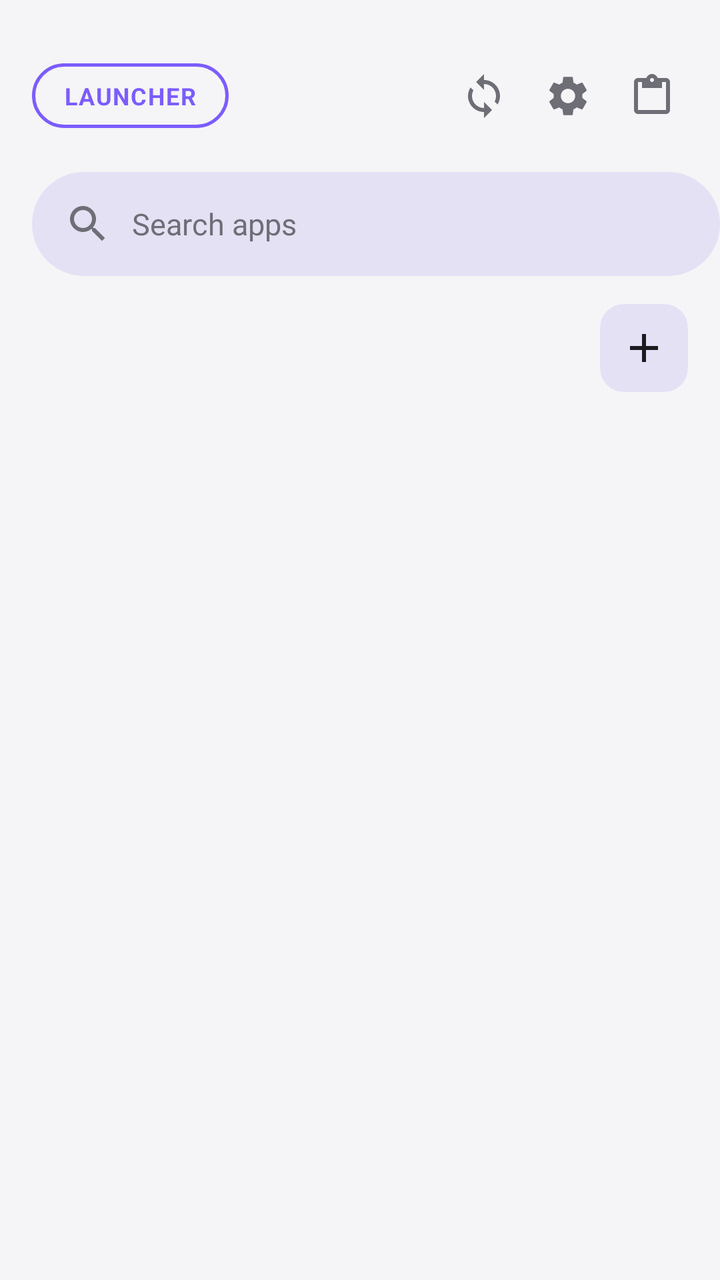
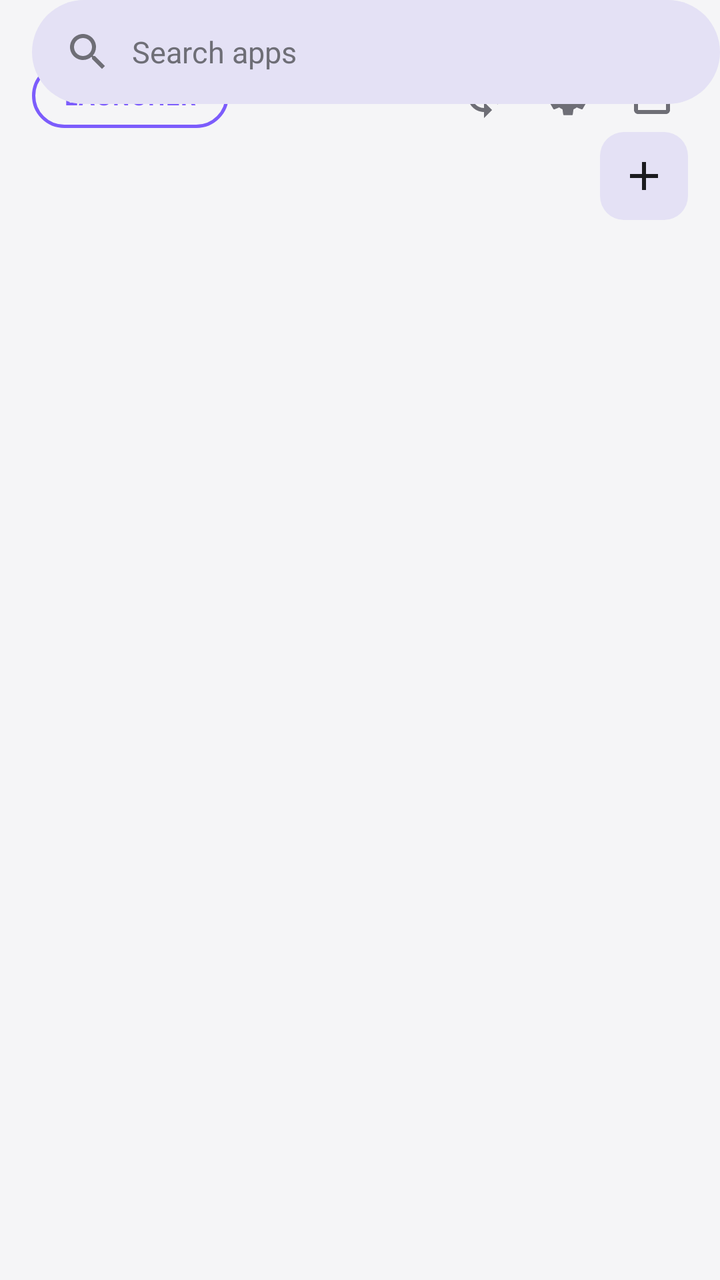

Screens rendered from an Android XML layout before and after an edit, with the pre-edit source and the edit as a unified diff.
<!-- AndroidManifest.xml: activity theme Theme.DevBayLauncher -->
<!-- res/layout/activity_main.xml -->
<?xml version="1.0" encoding="utf-8"?>
<androidx.constraintlayout.widget.ConstraintLayout xmlns:android="http://schemas.android.com/apk/res/android"
    xmlns:app="http://schemas.android.com/apk/res-auto"
    xmlns:tools="http://schemas.android.com/tools"
    android:layout_width="match_parent"
    android:layout_height="match_parent"
    android:background="@color/launcher_background"
    android:fitsSystemWindows="true">

    <FrameLayout
        android:id="@+id/gestureZone"
        android:layout_width="match_parent"
        android:layout_height="wrap_content"
        android:minHeight="64dp"
        app:layout_constraintTop_toTopOf="parent"
        app:layout_constraintStart_toStartOf="parent"
        app:layout_constraintEnd_toEndOf="parent">

        <TextView
            android:id="@+id/launcherSwitchButton"
            android:layout_width="wrap_content"
            android:layout_height="wrap_content"
            android:layout_gravity="start|center_vertical"
            android:layout_marginTop="16dp"
            android:layout_marginStart="16dp"
            android:background="@drawable/bg_launcher_pill"
            android:paddingStart="16dp"
            android:paddingEnd="16dp"
            android:paddingTop="8dp"
            android:paddingBottom="8dp"
            android:text="@string/launcher_button_label"
            android:textColor="@color/accent_primary"
            android:textSize="12sp"
            android:textStyle="bold"
            android:letterSpacing="0.05" />

        <ImageView
            android:id="@+id/headerLogo"
            android:layout_width="32dp"
            android:layout_height="32dp"
            android:layout_gravity="center"
            android:layout_marginTop="16dp"
            android:src="@drawable/ic_launcher_foreground"
            android:contentDescription="@null" />

        <LinearLayout
            android:layout_width="wrap_content"
            android:layout_height="wrap_content"
            android:layout_gravity="end|center_vertical"
            android:layout_marginTop="16dp"
            android:layout_marginEnd="16dp"
            android:orientation="horizontal">

            <ImageButton
                android:id="@+id/resetButton"
                android:layout_width="36dp"
                android:layout_height="36dp"
                android:layout_marginEnd="6dp"
                android:background="?attr/selectableItemBackgroundBorderless"
                android:src="@drawable/ic_reset"
                app:tint="@color/launcher_text_secondary"
                android:contentDescription="@null" />

            <ImageButton
                android:id="@+id/settingsButton"
                android:layout_width="36dp"
                android:layout_height="36dp"
                android:layout_marginEnd="6dp"
                android:background="?attr/selectableItemBackgroundBorderless"
                android:src="@drawable/ic_developer_settings"
                app:tint="@color/launcher_text_secondary"
                android:contentDescription="@null" />

            <ImageButton
                android:id="@+id/clipboardButton"
                android:layout_width="36dp"
                android:layout_height="36dp"
                android:background="?attr/selectableItemBackgroundBorderless"
                android:src="@drawable/ic_clipboard"
                app:tint="@color/launcher_text_secondary"
                android:contentDescription="@null" />

        </LinearLayout>

    </FrameLayout>

    <androidx.recyclerview.widget.RecyclerView
        android:id="@+id/quickToggleRow"
        android:layout_width="match_parent"
        android:layout_height="wrap_content"
        android:layout_marginTop="8dp"
        android:paddingStart="12dp"
        android:paddingEnd="12dp"
        android:clipToPadding="false"
        tools:listitem="@layout/item_quick_toggle"
        app:layout_constraintTop_toBottomOf="@id/gestureZone"
        app:layout_constraintStart_toStartOf="parent"
        app:layout_constraintEnd_toEndOf="parent" />

    <EditText
        android:id="@+id/searchInput"
        android:layout_width="0dp"
        android:layout_height="52dp"
        android:layout_marginTop="14dp"
        android:layout_marginStart="16dp"
        android:background="@drawable/bg_search_pill"
        android:drawableStart="@drawable/ic_search"
        android:drawableTint="@color/launcher_text_secondary"
        android:drawablePadding="10dp"
        android:paddingStart="16dp"
        android:paddingEnd="16dp"
        android:gravity="center_vertical"
        android:hint="@string/search_apps_hint"
        android:textColorHint="@color/launcher_text_secondary"
        android:textColor="@color/launcher_text_primary"
        android:textSize="15sp"
        android:singleLine="true"
        android:inputType="text|textNoSuggestions"
        android:imeOptions="actionSearch"
        android:maxLines="1"
        app:layout_constraintTop_toBottomOf="@id/quickToggleRow"
        app:layout_constraintStart_toStartOf="parent"
        app:layout_constraintEnd_toStartOf="@id/vaultBiometricButton" />

    <ImageButton
        android:id="@+id/vaultBiometricButton"
        android:layout_width="44dp"
        android:layout_height="44dp"
        android:layout_marginStart="8dp"
        android:layout_marginEnd="16dp"
        android:background="@drawable/bg_add_widget_button"
        android:src="@drawable/ic_fingerprint"
        app:tint="@color/launcher_text_primary"
        android:visibility="gone"
        android:contentDescription="@null"
        app:layout_constraintTop_toTopOf="@id/searchInput"
        app:layout_constraintBottom_toBottomOf="@id/searchInput"
        app:layout_constraintEnd_toEndOf="parent" />

    <LinearLayout
        android:id="@+id/recentAppsSection"
        android:layout_width="0dp"
        android:layout_height="wrap_content"
        android:orientation="vertical"
        android:layout_marginTop="16dp"
        android:layout_marginStart="16dp"
        android:layout_marginEnd="16dp"
        android:visibility="gone"
        app:layout_constraintTop_toBottomOf="@id/searchInput"
        app:layout_constraintStart_toStartOf="parent"
        app:layout_constraintEnd_toEndOf="parent">

        <LinearLayout
            android:layout_width="match_parent"
            android:layout_height="wrap_content"
            android:orientation="horizontal"
            android:gravity="center_vertical">

            <TextView
                android:id="@+id/recentAppsLabel"
                android:layout_width="0dp"
                android:layout_height="wrap_content"
                android:layout_weight="1"
                android:text="@string/recent_apps_label"
                android:textColor="@color/launcher_text_secondary"
                android:textSize="12sp"
                android:textStyle="bold"
                android:letterSpacing="0.05" />

            <TextView
                android:id="@+id/clearRecentButton"
                android:layout_width="wrap_content"
                android:layout_height="wrap_content"
                android:text="@string/action_clear"
                android:textColor="@color/accent_primary"
                android:textSize="12sp"
                android:textStyle="bold"
                android:background="?attr/selectableItemBackground"
                android:paddingStart="8dp"
                android:paddingEnd="8dp"
                android:paddingTop="4dp"
                android:paddingBottom="4dp" />

        </LinearLayout>

        <androidx.recyclerview.widget.RecyclerView
            android:id="@+id/recentAppsRow"
            android:layout_width="match_parent"
            android:layout_height="wrap_content"
            android:layout_marginTop="6dp"
            android:clipToPadding="false"
            tools:listitem="@layout/item_recent_app" />

    </LinearLayout>

    <LinearLayout
        android:id="@+id/githubSection"
        android:layout_width="0dp"
        android:layout_height="wrap_content"
        android:orientation="vertical"
        android:layout_marginTop="14dp"
        android:layout_marginStart="16dp"
        android:layout_marginEnd="16dp"
        android:visibility="gone"
        app:layout_constraintTop_toBottomOf="@id/recentAppsSection"
        app:layout_constraintStart_toStartOf="parent"
        app:layout_constraintEnd_toEndOf="parent">

        <TextView
            android:layout_width="match_parent"
            android:layout_height="wrap_content"
            android:text="@string/github_section_label"
            android:textColor="@color/launcher_text_secondary"
            android:textSize="12sp"
            android:textStyle="bold"
            android:letterSpacing="0.05" />

        <androidx.recyclerview.widget.RecyclerView
            android:id="@+id/githubRepoRow"
            android:layout_width="match_parent"
            android:layout_height="wrap_content"
            android:layout_marginTop="6dp"
            android:clipToPadding="false"
            tools:listitem="@layout/item_github_repo_home" />

    </LinearLayout>

    <LinearLayout
        android:id="@+id/widgetRow"
        android:layout_width="0dp"
        android:layout_height="wrap_content"
        android:orientation="horizontal"
        android:gravity="center_vertical"
        android:layout_marginTop="14dp"
        android:layout_marginStart="16dp"
        android:layout_marginEnd="16dp"
        app:layout_constraintTop_toBottomOf="@id/githubSection"
        app:layout_constraintStart_toStartOf="parent"
        app:layout_constraintEnd_toEndOf="parent">

        <HorizontalScrollView
            android:layout_width="0dp"
            android:layout_height="wrap_content"
            android:layout_weight="1"
            android:scrollbars="none">

            <LinearLayout
                android:id="@+id/widgetStrip"
                android:layout_width="wrap_content"
                android:layout_height="wrap_content"
                android:orientation="horizontal" />

        </HorizontalScrollView>

        <ImageButton
            android:id="@+id/addWidgetButton"
            android:layout_width="44dp"
            android:layout_height="44dp"
            android:layout_marginStart="8dp"
            android:background="@drawable/bg_add_widget_button"
            android:src="@drawable/ic_add"
            app:tint="@color/launcher_text_primary"
            android:contentDescription="@null" />

    </LinearLayout>

    <TextView
        android:id="@+id/emptyState"
        android:layout_width="wrap_content"
        android:layout_height="wrap_content"
        android:text="@string/no_apps_found"
        android:textColor="@color/launcher_text_secondary"
        android:textSize="16sp"
        android:visibility="gone"
        app:layout_constraintTop_toBottomOf="@id/widgetRow"
        app:layout_constraintBottom_toBottomOf="parent"
        app:layout_constraintStart_toStartOf="parent"
        app:layout_constraintEnd_toEndOf="parent" />

    <androidx.recyclerview.widget.RecyclerView
        android:id="@+id/appGrid"
        android:layout_width="match_parent"
        android:layout_height="0dp"
        android:paddingTop="8dp"
        android:paddingStart="12dp"
        android:paddingEnd="12dp"
        android:paddingBottom="24dp"
        android:clipToPadding="false"
        android:scrollbars="vertical"
        tools:listitem="@layout/item_app"
        app:layout_constraintTop_toBottomOf="@id/widgetRow"
        app:layout_constraintBottom_toBottomOf="parent"
        app:layout_constraintStart_toStartOf="parent"
        app:layout_constraintEnd_toEndOf="parent" />

</androidx.constraintlayout.widget.ConstraintLayout>
<!-- res/layout/item_quick_toggle.xml (included above) -->
<?xml version="1.0" encoding="utf-8"?>
<LinearLayout xmlns:android="http://schemas.android.com/apk/res/android"
    xmlns:app="http://schemas.android.com/apk/res-auto"
    android:layout_width="76dp"
    android:layout_height="wrap_content"
    android:orientation="vertical"
    android:gravity="center"
    android:paddingTop="4dp"
    android:paddingBottom="4dp"
    android:background="?attr/selectableItemBackgroundBorderless"
    android:clickable="true"
    android:focusable="true">

    <FrameLayout
        android:layout_width="48dp"
        android:layout_height="48dp">

        <View
            android:id="@+id/chipCircle"
            android:layout_width="match_parent"
            android:layout_height="match_parent"
            android:background="@drawable/bg_chip_circle" />

        <ImageView
            android:id="@+id/chipIcon"
            android:layout_width="22dp"
            android:layout_height="22dp"
            android:layout_gravity="center"
            app:tint="@color/launcher_text_primary"
            android:contentDescription="@null" />

    </FrameLayout>

    <TextView
        android:id="@+id/chipLabel"
        android:layout_width="match_parent"
        android:layout_height="wrap_content"
        android:layout_marginTop="6dp"
        android:gravity="center"
        android:maxLines="2"
        android:ellipsize="end"
        android:textColor="@color/launcher_text_secondary"
        android:textSize="10sp" />

</LinearLayout>
<!-- res/layout/item_recent_app.xml (included above) -->
<?xml version="1.0" encoding="utf-8"?>
<FrameLayout xmlns:android="http://schemas.android.com/apk/res/android"
    android:layout_width="52dp"
    android:layout_height="52dp"
    android:layout_marginEnd="10dp"
    android:background="@drawable/bg_recent_icon"
    android:foreground="?attr/selectableItemBackgroundBorderless"
    android:clickable="true"
    android:focusable="true">

    <ImageView
        android:id="@+id/recentAppIcon"
        android:layout_width="36dp"
        android:layout_height="36dp"
        android:layout_gravity="center"
        android:contentDescription="@null" />

</FrameLayout>
<!-- res/layout/item_github_repo_home.xml (included above) -->
<?xml version="1.0" encoding="utf-8"?>
<LinearLayout xmlns:android="http://schemas.android.com/apk/res/android"
    xmlns:app="http://schemas.android.com/apk/res-auto"
    android:layout_width="wrap_content"
    android:layout_height="wrap_content"
    android:orientation="horizontal"
    android:gravity="center_vertical"
    android:layout_marginEnd="8dp"
    android:background="@drawable/bg_settings_card"
    android:paddingStart="12dp"
    android:paddingEnd="12dp"
    android:paddingTop="8dp"
    android:paddingBottom="8dp">

    <ImageView
        android:layout_width="16dp"
        android:layout_height="16dp"
        android:src="@drawable/ic_github"
        app:tint="@color/launcher_text_primary"
        android:contentDescription="@null" />

    <TextView
        android:id="@+id/repoHomeName"
        android:layout_width="wrap_content"
        android:layout_height="wrap_content"
        android:layout_marginStart="6dp"
        android:textColor="@color/launcher_text_primary"
        android:textSize="12sp"
        android:maxWidth="120dp"
        android:maxLines="1"
        android:ellipsize="end" />

    <TextView
        android:id="@+id/repoHomeCount"
        android:layout_width="wrap_content"
        android:layout_height="wrap_content"
        android:layout_marginStart="6dp"
        android:background="@drawable/bg_badge_circle"
        android:paddingStart="6dp"
        android:paddingEnd="6dp"
        android:paddingTop="2dp"
        android:paddingBottom="2dp"
        android:textColor="#FFFFFF"
        android:textSize="10sp"
        android:textStyle="bold" />

</LinearLayout>
<!-- res/layout/item_app.xml (included above) -->
<?xml version="1.0" encoding="utf-8"?>
<LinearLayout xmlns:android="http://schemas.android.com/apk/res/android"
    xmlns:tools="http://schemas.android.com/tools"
    android:layout_width="match_parent"
    android:layout_height="wrap_content"
    android:orientation="vertical"
    android:gravity="center"
    android:paddingTop="10dp"
    android:paddingBottom="10dp"
    android:background="?attr/selectableItemBackgroundBorderless"
    android:clickable="true"
    android:focusable="true">

    <FrameLayout
        android:layout_width="56dp"
        android:layout_height="56dp">

        <ImageView
            android:id="@+id/appIcon"
            android:layout_width="56dp"
            android:layout_height="56dp"
            android:contentDescription="@null" />

        <TextView
            android:id="@+id/appBadge"
            android:layout_width="wrap_content"
            android:layout_height="wrap_content"
            android:layout_gravity="top|end"
            android:minWidth="16dp"
            android:minHeight="16dp"
            android:background="@drawable/bg_badge_circle"
            android:gravity="center"
            android:includeFontPadding="false"
            android:paddingStart="3dp"
            android:paddingEnd="3dp"
            android:textColor="#FFFFFF"
            android:textSize="9sp"
            android:textStyle="bold"
            android:visibility="gone"
            tools:ignore="SmallSp" />

    </FrameLayout>

    <TextView
        android:id="@+id/appLabel"
        android:layout_width="match_parent"
        android:layout_height="wrap_content"
        android:layout_marginTop="6dp"
        android:gravity="center"
        android:maxLines="1"
        android:ellipsize="end"
        android:textColor="@color/launcher_text_primary"
        android:textSize="12sp" />

</LinearLayout>
<!-- resources referenced by this layout -->
<resources>
  <color name="accent_primary">#7C5CFC</color>
  <color name="launcher_background">#F5F5F7</color>
  <color name="launcher_text_primary">#1B1B1F</color>
  <color name="launcher_text_secondary">#6E6E76</color>
  <!-- drawable bg_add_widget_button (drawable) -->
  <?xml version="1.0" encoding="utf-8"?>
  <shape xmlns:android="http://schemas.android.com/apk/res/android" android:shape="rectangle">
      <solid android:color="@color/search_pill_background" />
      <corners android:radius="12dp" />
  </shape>
  <!-- drawable bg_badge_circle (drawable) -->
  <?xml version="1.0" encoding="utf-8"?>
  <shape xmlns:android="http://schemas.android.com/apk/res/android" android:shape="oval">
      <solid android:color="#E53935" />
  </shape>
  <!-- drawable bg_chip_circle (drawable) -->
  <?xml version="1.0" encoding="utf-8"?>
  <selector xmlns:android="http://schemas.android.com/apk/res/android">
      <item android:state_selected="true">
          <shape android:shape="oval">
              <solid android:color="@color/accent_primary" />
          </shape>
      </item>
      <item>
          <shape android:shape="oval">
              <solid android:color="@color/search_pill_background" />
          </shape>
      </item>
  </selector>
  <!-- drawable bg_launcher_pill (drawable) -->
  <?xml version="1.0" encoding="utf-8"?>
  <shape xmlns:android="http://schemas.android.com/apk/res/android" android:shape="rectangle">
      <stroke android:width="1.5dp" android:color="@color/accent_primary" />
      <corners android:radius="20dp" />
      <solid android:color="@android:color/transparent" />
  </shape>
  <!-- drawable bg_recent_icon (drawable) -->
  <?xml version="1.0" encoding="utf-8"?>
  <shape xmlns:android="http://schemas.android.com/apk/res/android" android:shape="oval">
      <solid android:color="@color/search_pill_background" />
  </shape>
  <!-- drawable bg_search_pill (drawable) -->
  <?xml version="1.0" encoding="utf-8"?>
  <shape xmlns:android="http://schemas.android.com/apk/res/android"
      android:shape="rectangle">
      <solid android:color="@color/search_pill_background" />
      <corners android:radius="28dp" />
  </shape>
  <!-- drawable bg_settings_card (drawable) -->
  <?xml version="1.0" encoding="utf-8"?>
  <shape xmlns:android="http://schemas.android.com/apk/res/android" android:shape="rectangle">
      <solid android:color="@color/search_pill_background" />
      <corners android:radius="16dp" />
  </shape>
  <!-- drawable ic_add (drawable) -->
  <vector xmlns:android="http://schemas.android.com/apk/res/android"
      android:width="24dp" android:height="24dp"
      android:viewportWidth="24" android:viewportHeight="24">
      <path android:fillColor="#FFFFFF" android:pathData="M19,13h-6v6h-2v-6H5v-2h6V5h2v6h6v2z" />
  </vector>
  <!-- drawable ic_clipboard (drawable) -->
  <vector xmlns:android="http://schemas.android.com/apk/res/android"
      android:width="24dp" android:height="24dp"
      android:viewportWidth="24" android:viewportHeight="24">
      <path android:fillColor="#FFFFFF" android:pathData="M19,3h-4.18C14.4,1.84 13.3,1 12,1c-1.3,0 -2.4,0.84 -2.82,2H5C3.9,3 3,3.9 3,5v14c0,1.1 0.9,2 2,2h14c1.1,0 2,-0.9 2,-2V5c0,-1.1 -0.9,-2 -2,-2zM12,3c0.55,0 1,0.45 1,1s-0.45,1 -1,1 -1,-0.45 -1,-1 0.45,-1 1,-1zM19,19H5V5h2v3h10V5h2v14z" />
  </vector>
  <string name="action_clear">Clear</string>
  <string name="github_section_label">GITHUB</string>
  <string name="launcher_button_label">LAUNCHER</string>
  <string name="no_apps_found">No apps found</string>
  <string name="recent_apps_label">RECENT</string>
  <string name="search_apps_hint">Search apps</string>
  <color name="search_pill_background">#E4E1F5</color>
</resources>

<!-- the commit's change to res/layout/activity_main.xml (unified diff, before → after) -->
@@ -15,6 +15,54 @@
         app:layout_constraintTop_toTopOf="parent"
         app:layout_constraintStart_toStartOf="parent"
         app:layout_constraintEnd_toEndOf="parent">
+
+        <ImageView
+            android:id="@+id/headerLogo"
+            android:layout_width="44dp"
+            android:layout_height="44dp"
+            android:layout_gravity="center"
+            android:layout_marginTop="16dp"
+            android:src="@drawable/ic_launcher_foreground"
+            android:contentDescription="@null" />
+
+        <LinearLayout
+            android:layout_width="wrap_content"
+            android:layout_height="wrap_content"
+            android:layout_gravity="end|center_vertical"
+            android:layout_marginTop="16dp"
+            android:layout_marginEnd="16dp"
+            android:orientation="horizontal">
+
+            <ImageButton
+                android:id="@+id/resetButton"
+                android:layout_width="36dp"
+                android:layout_height="36dp"
+                android:layout_marginEnd="6dp"
+                android:background="?attr/selectableItemBackgroundBorderless"
+                android:src="@drawable/ic_reset"
+                app:tint="@color/launcher_text_secondary"
+                android:contentDescription="@null" />
+
+            <ImageButton
+                android:id="@+id/settingsButton"
+                android:layout_width="36dp"
+                android:layout_height="36dp"
+                android:layout_marginEnd="6dp"
+                android:background="?attr/selectableItemBackgroundBorderless"
+                android:src="@drawable/ic_developer_settings"
+                app:tint="@color/launcher_text_secondary"
+                android:contentDescription="@null" />
+
+            <ImageButton
+                android:id="@+id/clipboardButton"
+                android:layout_width="36dp"
+                android:layout_height="36dp"
+                android:background="?attr/selectableItemBackgroundBorderless"
+                android:src="@drawable/ic_clipboard"
+                app:tint="@color/launcher_text_secondary"
+                android:contentDescription="@null" />
+
+        </LinearLayout>
 
         <TextView
             android:id="@+id/launcherSwitchButton"
@@ -32,70 +80,43 @@
             android:textColor="@color/accent_primary"
             android:textSize="12sp"
             android:textStyle="bold"
-            android:letterSpacing="0.05" />
-
-        <ImageView
-            android:id="@+id/headerLogo"
-            android:layout_width="32dp"
-            android:layout_height="32dp"
-            android:layout_gravity="center"
-            android:layout_marginTop="16dp"
-            android:src="@drawable/ic_launcher_foreground"
+            android:letterSpacing="0.05"
+            android:clickable="true"
+            android:focusable="true"
+            android:elevation="4dp" />
+
+    </FrameLayout>
+
+    <LinearLayout
+        android:layout_width="match_parent"
+        android:layout_height="wrap_content"
+        android:orientation="horizontal"
+        android:gravity="center_vertical"
+        android:layout_marginTop="8dp"
+        app:layout_constraintTop_toBottomOf="@id/gestureZone"
+        app:layout_constraintStart_toStartOf="parent"
+        app:layout_constraintEnd_toEndOf="parent">
+
+        <androidx.recyclerview.widget.RecyclerView
+            android:id="@+id/quickToggleRow"
+            android:layout_width="0dp"
+            android:layout_height="wrap_content"
+            android:layout_weight="1"
+            android:paddingStart="12dp"
+            android:clipToPadding="false"
+            tools:listitem="@layout/item_quick_toggle" />
+
+        <ImageButton
+            android:id="@+id/quickToggleExpandButton"
+            android:layout_width="36dp"
+            android:layout_height="36dp"
+            android:layout_marginEnd="12dp"
+            android:background="?attr/selectableItemBackgroundBorderless"
+            android:src="@drawable/ic_chevron_up"
+            app:tint="@color/launcher_text_secondary"
             android:contentDescription="@null" />
 
-        <LinearLayout
-            android:layout_width="wrap_content"
-            android:layout_height="wrap_content"
-            android:layout_gravity="end|center_vertical"
-            android:layout_marginTop="16dp"
-            android:layout_marginEnd="16dp"
-            android:orientation="horizontal">
-
-            <ImageButton
-                android:id="@+id/resetButton"
-                android:layout_width="36dp"
-                android:layout_height="36dp"
-                android:layout_marginEnd="6dp"
-                android:background="?attr/selectableItemBackgroundBorderless"
-                android:src="@drawable/ic_reset"
-                app:tint="@color/launcher_text_secondary"
-                android:contentDescription="@null" />
-
-            <ImageButton
-                android:id="@+id/settingsButton"
-                android:layout_width="36dp"
-                android:layout_height="36dp"
-                android:layout_marginEnd="6dp"
-                android:background="?attr/selectableItemBackgroundBorderless"
-                android:src="@drawable/ic_developer_settings"
-                app:tint="@color/launcher_text_secondary"
-                android:contentDescription="@null" />
-
-            <ImageButton
-                android:id="@+id/clipboardButton"
-                android:layout_width="36dp"
-                android:layout_height="36dp"
-                android:background="?attr/selectableItemBackgroundBorderless"
-                android:src="@drawable/ic_clipboard"
-                app:tint="@color/launcher_text_secondary"
-                android:contentDescription="@null" />
-
-        </LinearLayout>
-
-    </FrameLayout>
-
-    <androidx.recyclerview.widget.RecyclerView
-        android:id="@+id/quickToggleRow"
-        android:layout_width="match_parent"
-        android:layout_height="wrap_content"
-        android:layout_marginTop="8dp"
-        android:paddingStart="12dp"
-        android:paddingEnd="12dp"
-        android:clipToPadding="false"
-        tools:listitem="@layout/item_quick_toggle"
-        app:layout_constraintTop_toBottomOf="@id/gestureZone"
-        app:layout_constraintStart_toStartOf="parent"
-        app:layout_constraintEnd_toEndOf="parent" />
+    </LinearLayout>
 
     <EditText
         android:id="@+id/searchInput"
<!-- resource entries referenced after the edit -->
@@ -60,6 +60,12 @@
       android:viewportWidth="24" android:viewportHeight="24">
       <path android:fillColor="#FFFFFF" android:pathData="M19,13h-6v6h-2v-6H5v-2h6V5h2v6h6v2z" />
   </vector>
+  <!-- drawable ic_chevron_up (drawable) -->
+  <vector xmlns:android="http://schemas.android.com/apk/res/android"
+      android:width="24dp" android:height="24dp"
+      android:viewportWidth="24" android:viewportHeight="24">
+      <path android:fillColor="#FFFFFF" android:pathData="M7.41,15.41L12,10.83l4.59,4.58L18,14l-6,-6 -6,6z" />
+  </vector>
   <!-- drawable ic_clipboard (drawable) -->
   <vector xmlns:android="http://schemas.android.com/apk/res/android"
       android:width="24dp" android:height="24dp"
